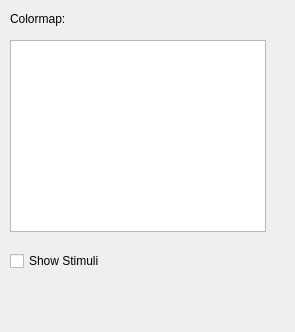
First picture: the form in mesmerize/plotting/widgets/heatmap/control_widget.ui, repository kushalkolar/MESmerize, before the edit.
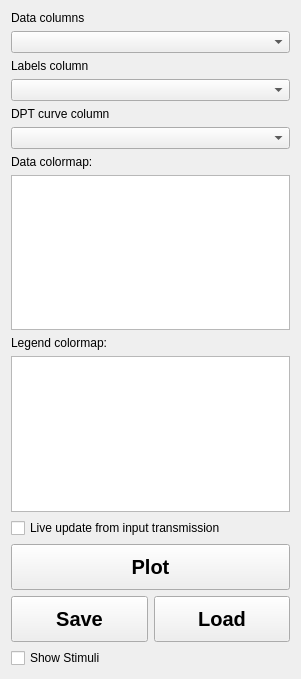
Second picture: the form after the edit. Custom widgets are drawn as their Qt base class.

```diff
--- a/mesmerize/plotting/widgets/heatmap/control_widget.ui
+++ b/mesmerize/plotting/widgets/heatmap/control_widget.ui
@@ -1,57 +1,171 @@
 <?xml version="1.0" encoding="UTF-8"?>
 <ui version="4.0">
- <class>DockWidget</class>
- <widget class="QDockWidget" name="DockWidget">
+ <class>ControlWidget</class>
+ <widget class="QWidget" name="ControlWidget">
   <property name="geometry">
    <rect>
     <x>0</x>
     <y>0</y>
-    <width>295</width>
-    <height>332</height>
+    <width>301</width>
+    <height>679</height>
    </rect>
   </property>
   <property name="windowTitle">
    <string>Heat&amp;map Controls</string>
   </property>
-  <widget class="QWidget" name="dockWidgetContents">
-   <widget class="QListWidget" name="listWidgetColorMaps">
-    <property name="geometry">
-     <rect>
-      <x>10</x>
-      <y>40</y>
-      <width>256</width>
-      <height>192</height>
-     </rect>
-    </property>
-   </widget>
-   <widget class="QLabel" name="label">
-    <property name="geometry">
-     <rect>
-      <x>10</x>
-      <y>10</y>
-      <width>81</width>
-      <height>18</height>
-     </rect>
-    </property>
-    <property name="text">
-     <string>Colormap:</string>
-    </property>
-   </widget>
-   <widget class="QCheckBox" name="checkBoxShowStimuli">
-    <property name="geometry">
-     <rect>
-      <x>10</x>
-      <y>250</y>
-      <width>121</width>
-      <height>22</height>
-     </rect>
-    </property>
-    <property name="text">
-     <string>Show Stimuli</string>
-    </property>
-   </widget>
-  </widget>
+  <layout class="QVBoxLayout" name="verticalLayout">
+   <item>
+    <widget class="QLabel" name="label_2">
+     <property name="text">
+      <string>Data columns</string>
+     </property>
+    </widget>
+   </item>
+   <item>
+    <widget class="QComboBox" name="comboBoxDataColumn"/>
+   </item>
+   <item>
+    <widget class="QLabel" name="label_3">
+     <property name="text">
+      <string>Labels column</string>
+     </property>
+    </widget>
+   </item>
+   <item>
+    <widget class="QComboBox" name="comboBoxLabelsColumn"/>
+   </item>
+   <item>
+    <widget class="QLabel" name="label_5">
+     <property name="text">
+      <string>DPT curve column</string>
+     </property>
+    </widget>
+   </item>
+   <item>
+    <widget class="QComboBox" name="comboBoxDPTCurveColumn"/>
+   </item>
+   <item>
+    <widget class="QLabel" name="label">
+     <property name="text">
+      <string>Data colormap:</string>
+     </property>
+    </widget>
+   </item>
+   <item>
+    <widget class="ColormapListWidget" name="listWidgetColorMapsData"/>
+   </item>
+   <item>
+    <widget class="QLabel" name="label_4">
+     <property name="text">
+      <string>Legend colormap:</string>
+     </property>
+    </widget>
+   </item>
+   <item>
+    <widget class="ColormapListWidget" name="listWidgetColorMapsLabels"/>
+   </item>
+   <item>
+    <widget class="QCheckBox" name="checkBoxLiveUpdate">
+     <property name="font">
+      <font>
+       <weight>50</weight>
+       <bold>false</bold>
+      </font>
+     </property>
+     <property name="text">
+      <string>Live update from input transmission</string>
+     </property>
+    </widget>
+   </item>
+   <item>
+    <widget class="QPushButton" name="pushButtonPlot">
+     <property name="minimumSize">
+      <size>
+       <width>0</width>
+       <height>46</height>
+      </size>
+     </property>
+     <property name="font">
+      <font>
+       <pointsize>15</pointsize>
+       <weight>75</weight>
+       <bold>true</bold>
+      </font>
+     </property>
+     <property name="text">
+      <string>Plot</string>
+     </property>
+     <property name="checkable">
+      <bool>false</bool>
+     </property>
+    </widget>
+   </item>
+   <item>
+    <layout class="QHBoxLayout" name="horizontalLayout">
+     <item>
+      <widget class="QPushButton" name="pushButtonSave">
+       <property name="minimumSize">
+        <size>
+         <width>0</width>
+         <height>46</height>
+        </size>
+       </property>
+       <property name="font">
+        <font>
+         <pointsize>15</pointsize>
+         <weight>75</weight>
+         <bold>true</bold>
+        </font>
+       </property>
+       <property name="text">
+        <string>Save</string>
+       </property>
+       <property name="checkable">
+        <bool>false</bool>
+       </property>
+      </widget>
+     </item>
+     <item>
+      <widget class="QPushButton" name="pushButtonLoad">
+       <property name="minimumSize">
+        <size>
+         <width>0</width>
+         <height>46</height>
+        </size>
+       </property>
+       <property name="font">
+        <font>
+         <pointsize>15</pointsize>
+         <weight>75</weight>
+         <bold>true</bold>
+        </font>
+       </property>
+       <property name="text">
+        <string>Load</string>
+       </property>
+       <property name="checkable">
+        <bool>false</bool>
+       </property>
+      </widget>
+     </item>
+    </layout>
+   </item>
+   <item>
+    <widget class="QCheckBox" name="checkBoxShowStimuli">
+     <property name="text">
+      <string>Show Stimuli</string>
+     </property>
+    </widget>
+   </item>
+  </layout>
  </widget>
+ <customwidgets>
+  <customwidget>
+   <class>ColormapListWidget</class>
+   <extends>QListWidget</extends>
+   <header>...utils</header>
+  </customwidget>
+ </customwidgets>
  <resources/>
  <connections/>
 </ui>
```
Left out of the diff: 2 changed lines with no effect on the pictures.
